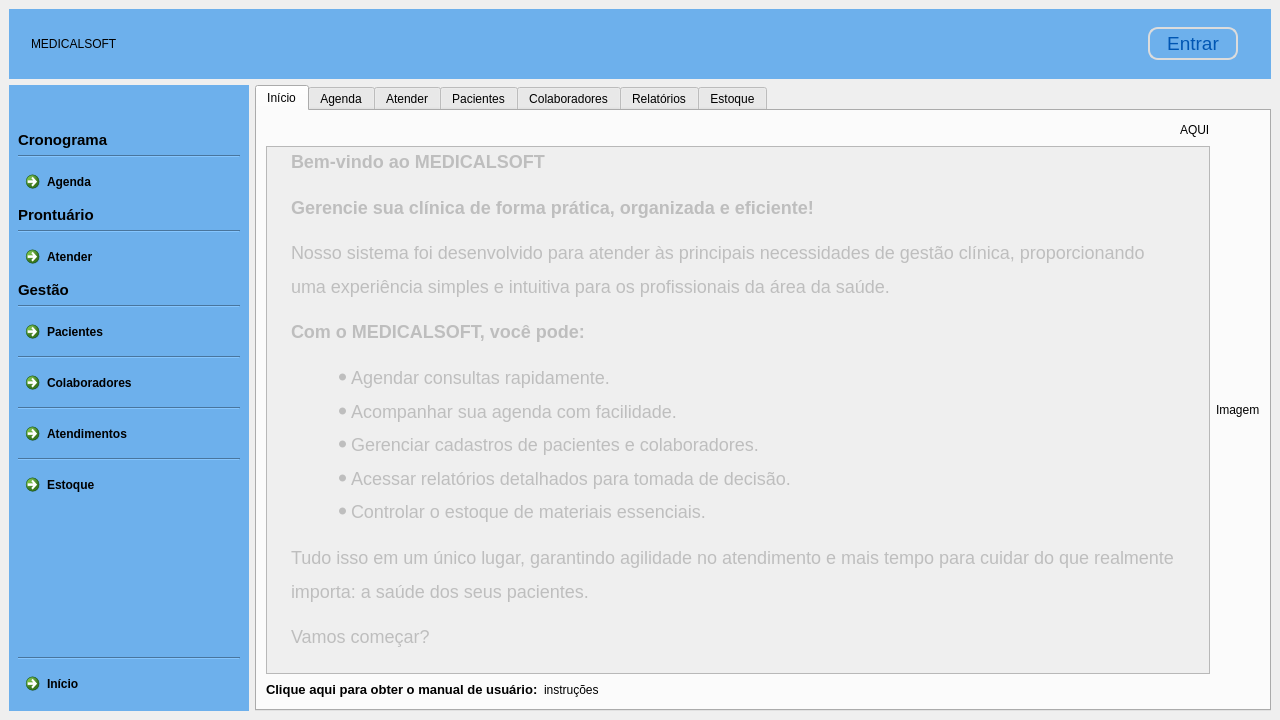
Above: clinica_cpp/mainwindow.ui from juander/Projeto_CPP before the change. Below: the same form after it.
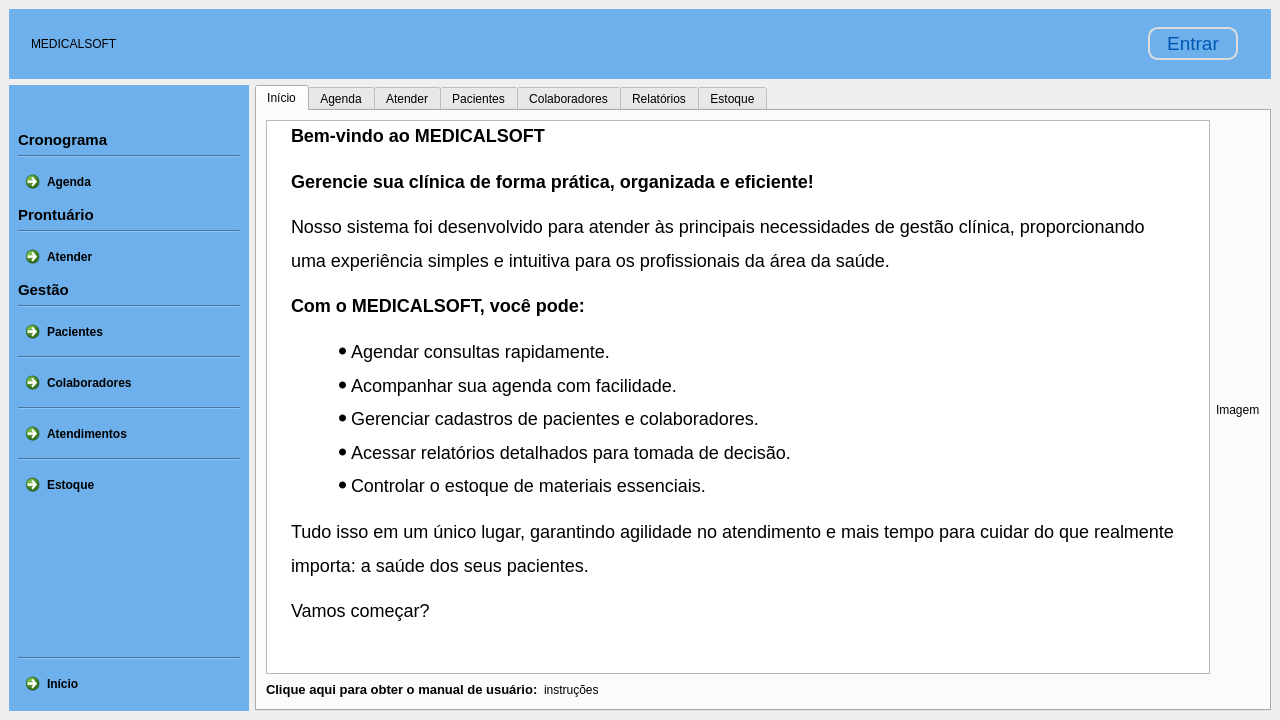
That is the form after the change. The open tabs and pages were chosen to show the change. Icons and pictures are not drawn.

Patch:
```diff
--- a/clinica_cpp/mainwindow.ui
+++ b/clinica_cpp/mainwindow.ui
@@ -2732,33 +2732,18 @@
               <item>
                <layout class="QVBoxLayout" name="verticalLayout_7">
                 <item>
-                 <layout class="QHBoxLayout" name="horizontalLayout_23">
-                  <item>
-                   <spacer name="horizontalSpacer_17">
-                    <property name="orientation">
-                     <enum>Qt::Orientation::Horizontal</enum>
-                    </property>
-                    <property name="sizeHint" stdset="0">
-                     <size>
-                      <width>40</width>
-                      <height>20</height>
-                     </size>
-                    </property>
-                   </spacer>
-                  </item>
-                  <item>
-                   <widget class="QLabel" name="labelGif">
-                    <property name="text">
-                     <string>AQUI</string>
-                    </property>
-                   </widget>
-                  </item>
-                 </layout>
+                 <layout class="QHBoxLayout" name="horizontalLayout_23"/>
                 </item>
                 <item>
                  <widget class="QTextEdit" name="textEdit_2">
                   <property name="enabled">
-                   <bool>false</bool>
+                   <bool>true</bool>
+                  </property>
+                  <property name="verticalScrollBarPolicy">
+                   <enum>Qt::ScrollBarPolicy::ScrollBarAsNeeded</enum>
+                  </property>
+                  <property name="readOnly">
+                   <bool>true</bool>
                   </property>
                   <property name="html">
                    <string>&lt;!DOCTYPE HTML PUBLIC &quot;-//W3C//DTD HTML 4.0//EN&quot; &quot;http://www.w3.org/TR/REC-html40/strict.dtd&quot;&gt;
```
Left out of the diff: 8 changed lines with no effect on the pictures.
